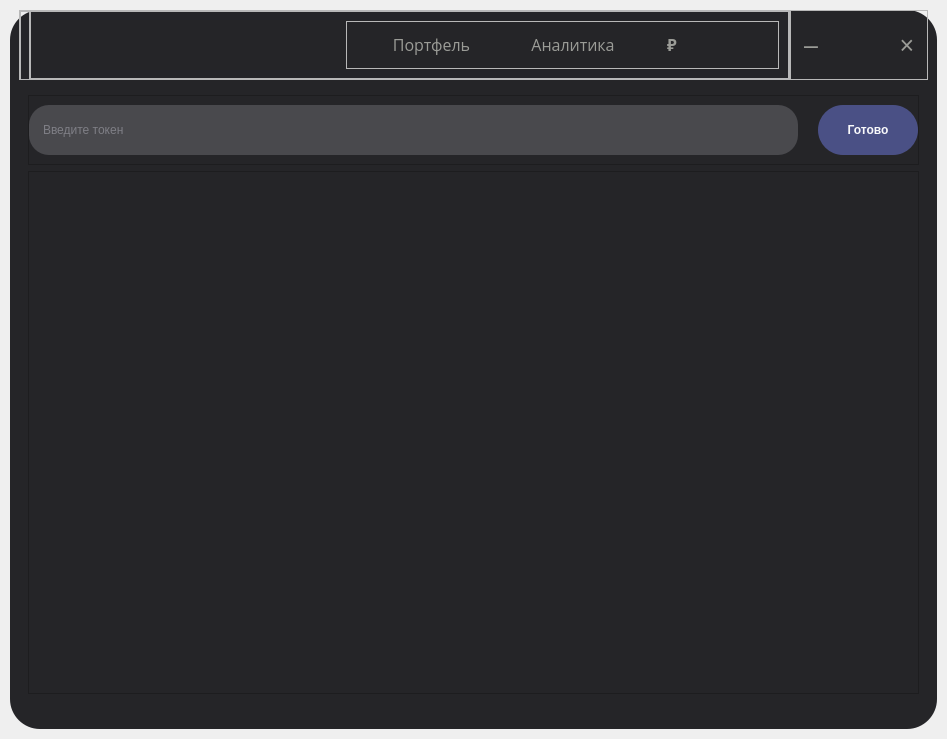
This is ui_mainworkspace.ui in AlexanderHSE/Tending as Qt 5 draws it before an edit. The edited form follows.
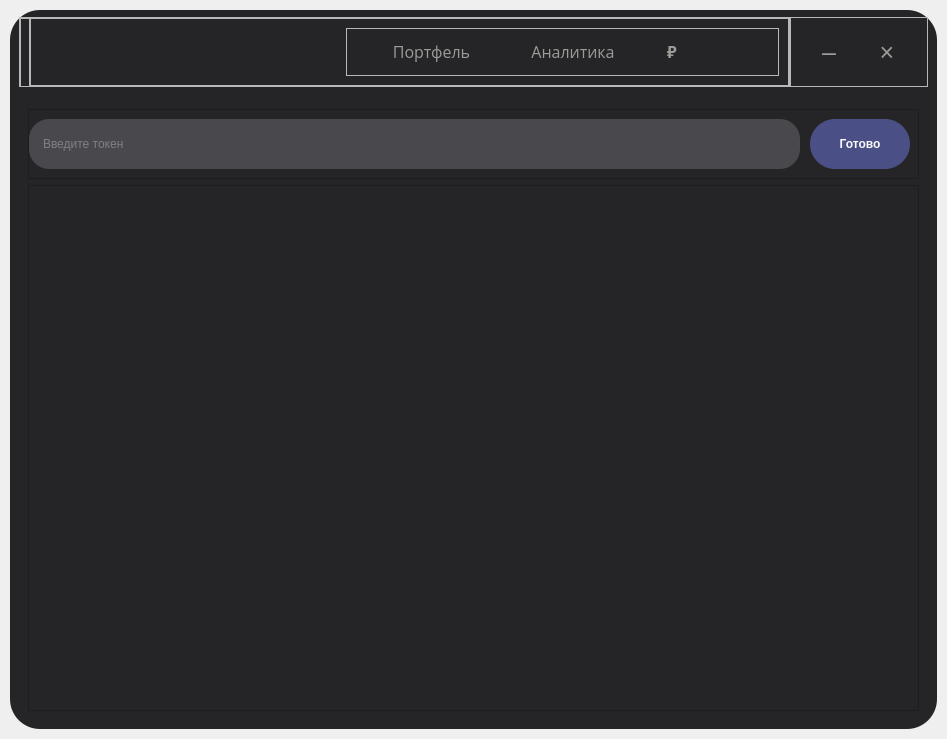
This is the edited form. The open tabs and pages were chosen to show the change. Icons and pictures are not drawn.

Commit message: Изменение видимости токена, удаление элементов для изменения размеров окна

What changed in the file:
```diff
--- a/ui_mainworkspace.ui
+++ b/ui_mainworkspace.ui
@@ -408,35 +408,6 @@
                </property>
               </widget>
              </item>
-             <item>
-              <widget class="QPushButton" name="btn_maximize_restore">
-               <property name="styleSheet">
-                <string notr="true">QPushButton {
-	border: none;
-	color: rgb(155, 156, 151);
-	font-family: Ubuntu;
-	font-size: 16px;
-	font-weight: bold;
-}</string>
-               </property>
-               <property name="text">
-                <string/>
-               </property>
-               <property name="icon">
-                <iconset>
-                 <normaloff>maximize-2.png</normaloff>maximize-2.png</iconset>
-               </property>
-               <property name="iconSize">
-                <size>
-                 <width>20</width>
-                 <height>20</height>
-                </size>
-               </property>
-               <property name="flat">
-                <bool>true</bool>
-               </property>
-              </widget>
-             </item>
              <item>
               <widget class="QPushButton" name="btn_close_2">
                <property name="minimumSize">
@@ -478,6 +449,18 @@
        </item>
        <item>
         <widget class="QStackedWidget" name="stackedWidget">
+         <property name="minimumSize">
+          <size>
+           <width>0</width>
+           <height>600</height>
+          </size>
+         </property>
+         <property name="maximumSize">
+          <size>
+           <width>16777215</width>
+           <height>620</height>
+          </size>
+         </property>
          <property name="currentIndex">
           <number>1</number>
          </property>
@@ -1629,8 +1612,8 @@
                   <rect>
                    <x>0</x>
                    <y>0</y>
-                   <width>57</width>
-                   <height>16</height>
+                   <width>883</width>
+                   <height>548</height>
                   </rect>
                  </property>
                 </widget>
@@ -1722,27 +1705,18 @@
              <property name="frameShadow">
               <enum>QFrame::Raised</enum>
              </property>
-             <layout class="QHBoxLayout" name="horizontalLayout_2">
-              <property name="spacing">
-               <number>0</number>
-              </property>
-              <property name="leftMargin">
-               <number>0</number>
-              </property>
-              <property name="topMargin">
-               <number>0</number>
-              </property>
-              <property name="rightMargin">
-               <number>0</number>
-              </property>
-              <property name="bottomMargin">
-               <number>0</number>
-              </property>
-              <item>
                <widget class="QLineEdit" name="edit_token">
                 <property name="enabled">
                  <bool>true</bool>
                 </property>
+              <property name="geometry">
+               <rect>
+                <x>1</x>
+                <y>10</y>
+                <width>771</width>
+                <height>50</height>
+               </rect>
+              </property>
                 <property name="sizePolicy">
                  <sizepolicy hsizetype="Expanding" vsizetype="Fixed">
                   <horstretch>0</horstretch>
@@ -1771,25 +1745,15 @@
                  <bool>true</bool>
                 </property>
                </widget>
-              </item>
-              <item>
-               <spacer name="horizontalSpacer_2">
-                <property name="orientation">
-                 <enum>Qt::Horizontal</enum>
-                </property>
-                <property name="sizeType">
-                 <enum>QSizePolicy::Fixed</enum>
-                </property>
-                <property name="sizeHint" stdset="0">
-                 <size>
-                  <width>20</width>
-                  <height>20</height>
-                 </size>
-                </property>
-               </spacer>
-              </item>
-              <item>
                <widget class="QPushButton" name="btn_addToList">
+              <property name="geometry">
+               <rect>
+                <x>782</x>
+                <y>10</y>
+                <width>100</width>
+                <height>50</height>
+               </rect>
+              </property>
                 <property name="sizePolicy">
                  <sizepolicy hsizetype="Preferred" vsizetype="Fixed">
                   <horstretch>0</horstretch>
@@ -1818,8 +1782,35 @@
                  <string>Готово</string>
                 </property>
                </widget>
-              </item>
-             </layout>
+             <widget class="QPushButton" name="pushButton">
+              <property name="geometry">
+               <rect>
+                <x>710</x>
+                <y>23</y>
+                <width>25</width>
+                <height>25</height>
+               </rect>
+              </property>
+              <property name="styleSheet">
+               <string notr="true">background-color: rgb(73, 73, 77); border: none;</string>
+              </property>
+              <property name="text">
+               <string/>
+              </property>
+              <property name="icon">
+               <iconset>
+                <normaloff>closedEyeChanged.png</normaloff>closedEyeChanged.png</iconset>
+              </property>
+              <property name="iconSize">
+               <size>
+                <width>25</width>
+                <height>25</height>
+               </size>
+              </property>
+              <property name="flat">
+               <bool>true</bool>
+              </property>
+             </widget>
             </widget>
            </item>
            <item>
@@ -1859,8 +1850,8 @@
                   <rect>
                    <x>0</x>
                    <y>0</y>
-                   <width>55</width>
-                   <height>16</height>
+                   <width>881</width>
+                   <height>519</height>
                   </rect>
                  </property>
                 </widget>
@@ -1873,34 +1864,6 @@
          </widget>
         </widget>
        </item>
-       <item>
-        <widget class="QFrame" name="frame_grip">
-         <property name="minimumSize">
-          <size>
-           <width>10</width>
-           <height>20</height>
-          </size>
-         </property>
-         <property name="maximumSize">
-          <size>
-           <width>20</width>
-           <height>17</height>
-          </size>
-         </property>
-         <property name="layoutDirection">
-          <enum>Qt::RightToLeft</enum>
-         </property>
-         <property name="styleSheet">
-          <string notr="true">border-bottom-right-radius: 10px; margin-right: 20px;</string>
-         </property>
-         <property name="frameShape">
-          <enum>QFrame::StyledPanel</enum>
-         </property>
-         <property name="frameShadow">
-          <enum>QFrame::Raised</enum>
-         </property>
-        </widget>
-       </item>
       </layout>
      </widget>
     </item>
```
Lines whose indentation alone changed are shown as unchanged. The commit also changes 3 other files.
